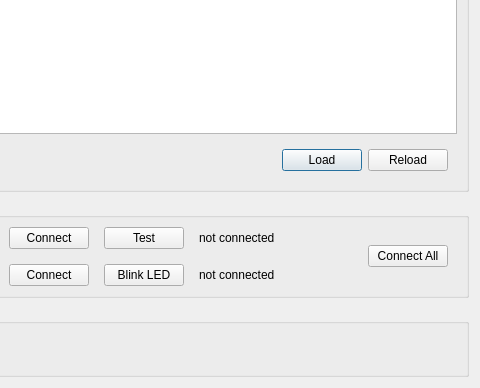
Before: the Qt Designer form src/plugin/stampede/stampede_plugin.ui in janelia-idf/bias, drawn with Qt 5; both pictures show x 131 to 611 and y 270 to 658 of the 611 by 658 pixel window.
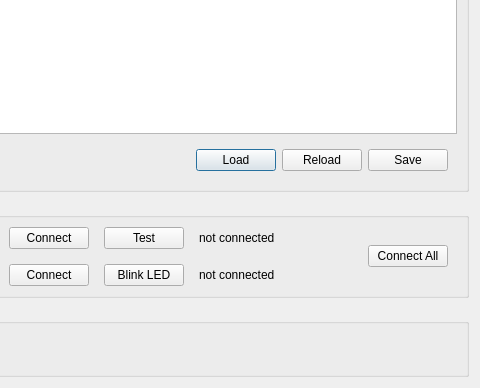
After: the same form once the commit is applied.

Commit message: Added save config push button to stampede plugin - for quickly saving an example configuration file.

Patch:
```diff
--- a/src/plugin/stampede/stampede_plugin.ui
+++ b/src/plugin/stampede/stampede_plugin.ui
@@ -88,6 +88,19 @@
            </property>
           </widget>
          </item>
+         <item>
+          <widget class="QPushButton" name="saveConfigPushButtonPtr">
+           <property name="font">
+            <font>
+             <weight>50</weight>
+             <bold>false</bold>
+            </font>
+           </property>
+           <property name="text">
+            <string>Save</string>
+           </property>
+          </widget>
+         </item>
         </layout>
        </widget>
       </item>
```
The commit also changes 3 other files.
